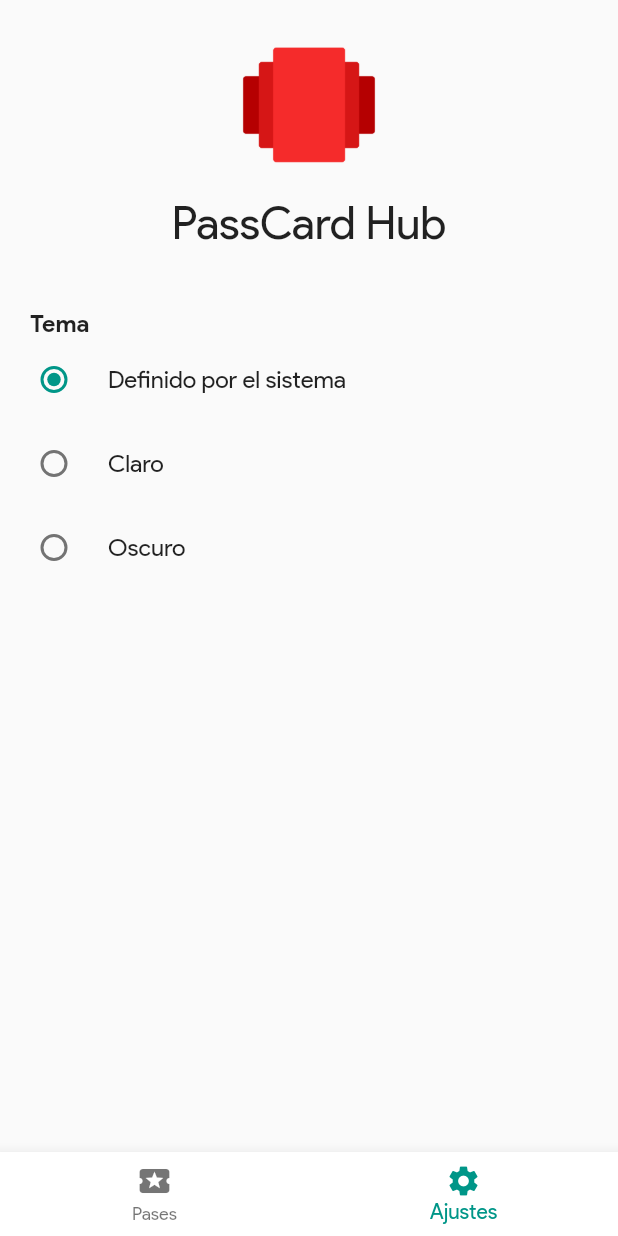
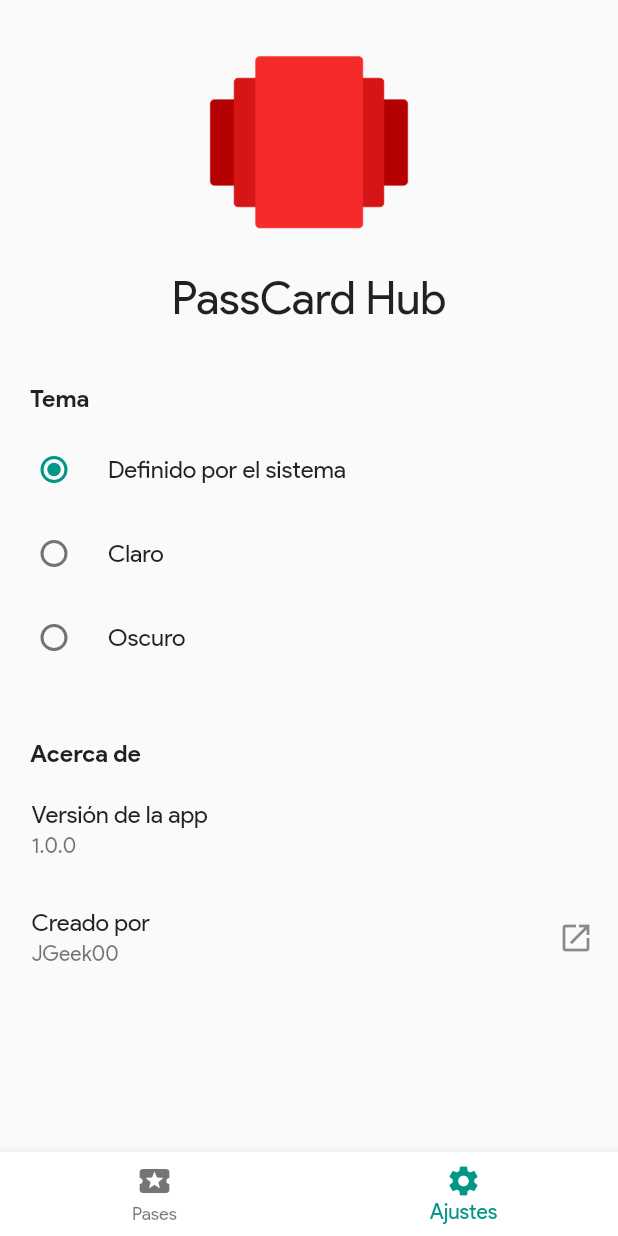
Before and after one commit to JGeek00/passcard_hub_flutter, a Flutter app: the screen it shows after launch, item 2 of the bottom bar chosen, on a phone screen of 412 x 824 dp. Run offline on Flutter 3.47's test engine with Material 2 defaults, Android fonts, the phone set to English and light mode, and no system bars; our stand-ins replace barcode_widget, dio, equatable, file_picker, package_info_plus, qr_flutter and 2 more; missing offline and left inert: barcode, flutter_displaymode; accounts and stored records are empty.

Commit message:
Added about section and added unsupported pass type check to prevent app crashes

```diff
--- a/lib/main.dart
+++ b/lib/main.dart
@@ -2,6 +2,7 @@ import 'package:flutter/material.dart';
 import 'package:flutter/scheduler.dart';
 import 'package:flutter/services.dart';
 import 'package:flutter_displaymode/flutter_displaymode.dart';
+import 'package:package_info_plus/package_info_plus.dart';
 import 'package:pass_flutter/pass_flutter.dart';
 import 'package:provider/provider.dart';
 import 'package:sqflite/sqflite.dart';
@@ -22,6 +23,8 @@ void main() {
     PassesProvider passesProvider = PassesProvider();
     CategoriesProvider categoriesProvider = CategoriesProvider();
 
+    PackageInfo packageInfo = await PackageInfo.fromPlatform();
+
     Map<String, dynamic> dbData = await loadDb();
     List<PassFile?> passes = await Pass().getAllSaved();
 
@@ -30,6 +33,7 @@ void main() {
     passesProvider.setArchivedPasses(dbData['archived']);
     categoriesProvider.setDbInstance(dbData['db']);
     appConfigProvider.setDbInstance(dbData['db']);
+    appConfigProvider.setAppVersion(packageInfo.version);
 
     passesProvider.saveInitialPasses(passes);
 
--- a/lib/providers/app_config_provider.dart
+++ b/lib/providers/app_config_provider.dart
@@ -11,6 +11,7 @@ class AppConfigProvider with ChangeNotifier {
   );
   String _theme = "system";
   bool _isModalBottomSheetOpen = false;
+  String _appVersion = "";
 
 
   ThemeMode get systemTheme {
@@ -41,6 +42,10 @@ class AppConfigProvider with ChangeNotifier {
     return _isModalBottomSheetOpen;
   }
 
+  String get appVersion {
+    return _appVersion;
+  }
+
   void setDbInstance(Database db) {
     _dbInstance = db;
   }
@@ -69,4 +74,8 @@ class AppConfigProvider with ChangeNotifier {
       }
     }
   }
+
+  void setAppVersion(String version) {
+    _appVersion = version;
+  }
 }
--- a/lib/screens/settings.dart
+++ b/lib/screens/settings.dart
@@ -1,11 +1,22 @@
 import 'package:flutter/material.dart';
 import 'package:flutter/widgets.dart';
 import 'package:provider/provider.dart';
+import 'package:url_launcher/url_launcher.dart';
 
 import 'package:passcard_hub/providers/app_config_provider.dart';
 
 class Settings extends StatelessWidget {
   const Settings({Key? key}) : super(key: key);
+
+  void _openGitHub() async {
+    String url = "https://github.com/JGeek00";
+    await launch(
+      url,
+      forceSafariVC: false,
+      forceWebView: false,
+      enableJavaScript: true,
+    );
+  }
 
   @override
   Widget build(BuildContext context) {
@@ -21,8 +32,8 @@ class Settings extends StatelessWidget {
               const SizedBox(height: 20),
               Image.asset(
                 'assets/icon/passcard_hub-icon-only.png',
-                width: 100,
-                height: 100,
+                width: 150,
+                height: 150,
               ),
               const SizedBox(height: 10),
               const Text(
@@ -47,6 +58,7 @@ class Settings extends StatelessWidget {
                         ),
                       ),
                     ),
+                    const SizedBox(height: 10),
                     RadioListTile(
                       value: 'system',
                       groupValue: configProvider.themeValue,
@@ -67,6 +79,42 @@ class Settings extends StatelessWidget {
                     ),
                   ],
                 ),
+              ),
+              const SizedBox(height: 40),
+              SizedBox(
+                width: double.maxFinite,
+                child: Column(
+                  crossAxisAlignment: CrossAxisAlignment.start,
+                  children: [
+                    const Padding(
+                      padding: EdgeInsets.only(left: 20),
+                      child: Text(
+                        "Acerca de",
+                        style: TextStyle(
+                          fontSize: 16,
+                          fontWeight: FontWeight.bold
+                        ),
+                      ),
+                    ),
+                    const SizedBox(height: 5),
+                    Padding(
+                      padding: const EdgeInsets.only(left: 5),
+                      child: ListTile(
+                        title: const Text("Versión de la app"),
+                        subtitle: Text(configProvider.appVersion),
+                      ),
+                    ),
+                    Padding(
+                      padding: const EdgeInsets.only(left: 5),
+                      child: ListTile(
+                        title: const Text("Creado por"),
+                        subtitle: const Text("JGeek00"),
+                        trailing: const Icon(Icons.launch),
+                        onTap: _openGitHub,
+                      ),
+                    ),
+                  ],
+                ),
               )
             ],
           ),
--- a/lib/widgets/pass_page.dart
+++ b/lib/widgets/pass_page.dart
@@ -51,6 +51,7 @@ class PassPage extends StatelessWidget {
   }
 
   Widget _scrollableDetailsList(BuildContext context, ScrollController sc) {
+    print(passFile);
     return ScrollConfiguration(
       behavior: const ScrollBehavior().copyWith(
         overscroll: false,
--- a/pubspec.yaml
+++ b/pubspec.yaml
@@ -40,6 +40,8 @@ dependencies:
   splash_screen_view: ^3.0.0
   sliding_up_panel: ^2.0.0+1
   barcode_widget: ^2.0.1
+  url_launcher: ^6.0.12
+  package_info_plus: ^1.0.6
 
   # The following adds the Cupertino Icons font to your application.
   # Use with the CupertinoIcons class for iOS style icons.
```
Also changed, not shown: lib/utils/passes.dart (+12 -0 lines), lib/pass-flutter/lib/src/models/pass_json/pass_json.g.dart, pubspec.lock, 1 other file.
